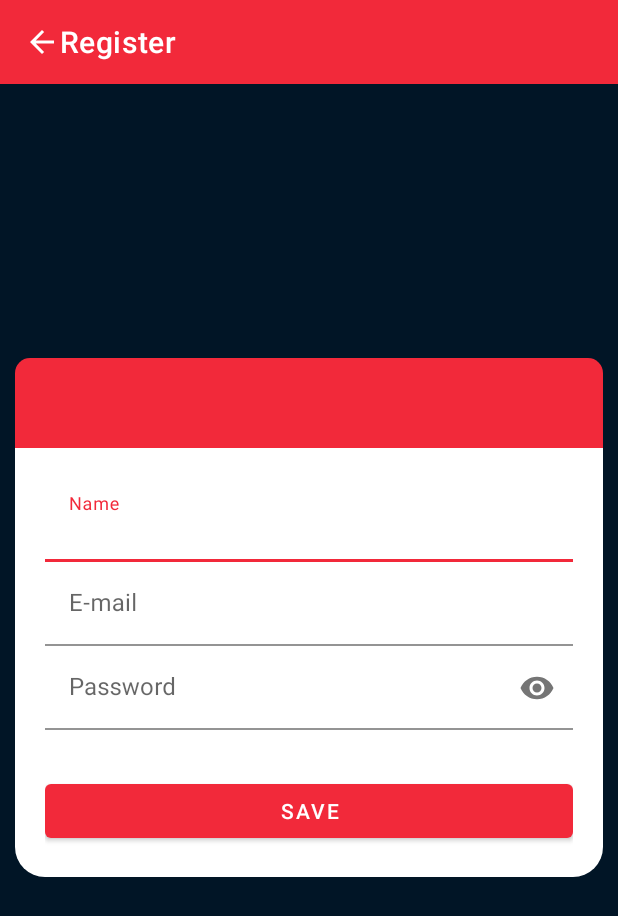
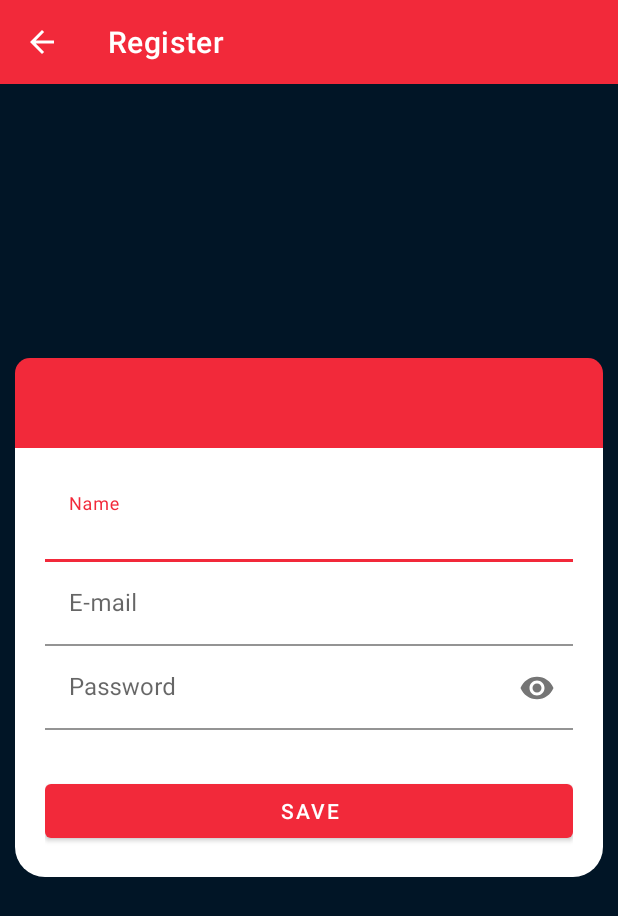
Before and after one commit to LeviJunior12/desafio_3, an Android app: the RegisterActivity screen opened directly, with no data from a screen before it, on a phone screen of 412 x 824 dp. Shown: the top 916 px of the screen. Run offline under Robolectric (Android 15) with nearby library versions, the phone set to English and light mode, and no system bars; network calls fail.

Commit message:
ajustando layout register

```diff
--- a/app/src/main/AndroidManifest.xml
+++ b/app/src/main/AndroidManifest.xml
@@ -12,10 +12,10 @@
         android:roundIcon="@mipmap/ic_launcher_round"
         android:supportsRtl="true"
         android:theme="@style/Theme.Desafio_3">
-        <activity android:name=".ui.SplashActivity"/>
+        <activity android:name=".ui.MenuActivity"/>
         <activity android:name=".ui.RegisterActivity" />
         <activity android:name=".MainActivity" />
-        <activity android:name=".ui.MenuActivity">
+        <activity android:name=".ui.SplashActivity">
             <intent-filter>
                 <action android:name="android.intent.action.MAIN" />
 
--- a/app/src/main/java/com/example/desafio_3/ui/DetailHqsragment.kt
+++ b/app/src/main/java/com/example/desafio_3/ui/DetailHqsragment.kt
@@ -12,6 +12,7 @@ import com.example.desafio_3.entity.marvel.Results
 import com.squareup.picasso.Picasso
 import kotlinx.android.synthetic.main.fragment_detail_hqsragment.*
 import kotlinx.android.synthetic.main.fragment_detail_hqsragment.view.*
+import java.text.DateFormat
 import java.text.SimpleDateFormat
 import java.time.LocalDate
 import java.util.*
--- a/app/src/main/java/com/example/desafio_3/ui/RegisterActivity.kt
+++ b/app/src/main/java/com/example/desafio_3/ui/RegisterActivity.kt
@@ -3,20 +3,31 @@ package com.example.desafio_3.ui
 import android.content.Intent
 import androidx.appcompat.app.AppCompatActivity
 import android.os.Bundle
+import android.widget.Toast
 import androidx.appcompat.widget.Toolbar
 import com.example.desafio_3.MainActivity
 import com.example.desafio_3.R
 import kotlinx.android.synthetic.main.activity_register.*
+import kotlinx.android.synthetic.main.register_body.*
+
 
 class RegisterActivity : AppCompatActivity() {
     override fun onCreate(savedInstanceState: Bundle?) {
         super.onCreate(savedInstanceState)
         setContentView(R.layout.activity_register)
 
-        setSupportActionBar(ic_toolbar as Toolbar?)
-
+        var toolbar: Toolbar = toolbar_register
+        setSupportActionBar(toolbar)
         val actionBar = supportActionBar
         actionBar?.title = resources.getText(R.string.title_register)
-        actionBar?.setIcon(R.drawable.ic_arrow_back)
+
+        toolbar_register.setNavigationOnClickListener   {
+            Toast.makeText(this, "teste", Toast.LENGTH_SHORT).show()
+        }
+
+        btn_login.setOnClickListener {
+            var intent = Intent(this, MenuActivity::class.java)
+            startActivity(intent)
+        }
     }
 }
--- a/app/src/main/java/com/example/desafio_3/ui/SplashActivity.kt
+++ b/app/src/main/java/com/example/desafio_3/ui/SplashActivity.kt
@@ -13,7 +13,7 @@ class SplashActivity : AppCompatActivity() {
         setContentView(R.layout.activity_splash)
 
         ivSplash.alpha = 0f
-        ivSplash.animate().setDuration(1500).alpha(1f).withEndAction {
+        ivSplash.animate().setDuration(2000).alpha(1f).withEndAction {
             val intent = Intent(this, MainActivity::class.java)
             startActivity(intent)
             overridePendingTransition(android.R.anim.fade_in, android.R.anim.fade_out)
--- a/app/src/main/res/layout/activity_register.xml
+++ b/app/src/main/res/layout/activity_register.xml
@@ -6,9 +6,14 @@
     android:layout_height="match_parent"
     tools:context=".ui.RegisterActivity">
 
-    <include
-        android:id="@+id/ic_toolbar"
-        layout="@layout/toolbar" />
+    <androidx.appcompat.widget.Toolbar
+        android:id="@+id/toolbar_register"
+        android:layout_width="match_parent"
+        android:layout_height="wrap_content"
+        android:background="@color/red_500"
+        android:textAlignment="center"
+        app:navigationIcon="@drawable/ic_arrow_back"
+        app:titleTextColor="@color/white" />
 
     <ScrollView
         android:layout_width="match_parent"
@@ -22,11 +27,17 @@
             android:layout_marginEnd="10dp"
             android:orientation="vertical">
 
-            <include
-                android:id="@+id/ic_top"
-                layout="@layout/login_top"
+            <RelativeLayout
                 android:layout_width="match_parent"
-                android:layout_height="60dp" />
+                android:layout_height="wrap_content">
+
+                <include
+                    android:id="@+id/ic_top"
+                    layout="@layout/login_top"
+                    android:layout_width="match_parent"
+                    android:layout_height="60dp" />
+
+            </RelativeLayout>
 
             <include
                 android:id="@+id/ic_body"
--- a/app/src/main/res/layout/activity_splash.xml
+++ b/app/src/main/res/layout/activity_splash.xml
@@ -9,7 +9,8 @@
     <ImageView
         android:id="@+id/ivSplash"
         android:layout_width="match_parent"
-        android:layout_height="match_parent"
+        android:layout_height="wrap_content"
+        android:adjustViewBounds="true"
         android:scaleType="centerCrop"
         android:src="@drawable/raster" />
 
--- a/app/src/main/res/layout/fragment_detail_hqsragment.xml
+++ b/app/src/main/res/layout/fragment_detail_hqsragment.xml
@@ -31,8 +31,8 @@
 
             <ImageView
                 android:id="@+id/iv_comic"
-                android:layout_width="80dp"
-                android:layout_height="80dp"
+                android:layout_width="90dp"
+                android:layout_height="90dp"
                 android:layout_alignParentBottom="true"
                 android:src="@drawable/marvel_logo"/>
 
```
Also changed, not shown: app/src/main/java/com/example/desafio_3/ui/HqsFragment.kt (+6 -2 lines), app/src/main/java/com/example/desafio_3/ui/MenuActivity.kt (+0 -11 lines), app/src/main/res/layout/fragment_hqs.xml (+8 -3 lines), app/src/main/res/drawable/marvel_logo_toolbar.jpg (added), app/src/main/res/drawable/register_image.jpeg (added).
